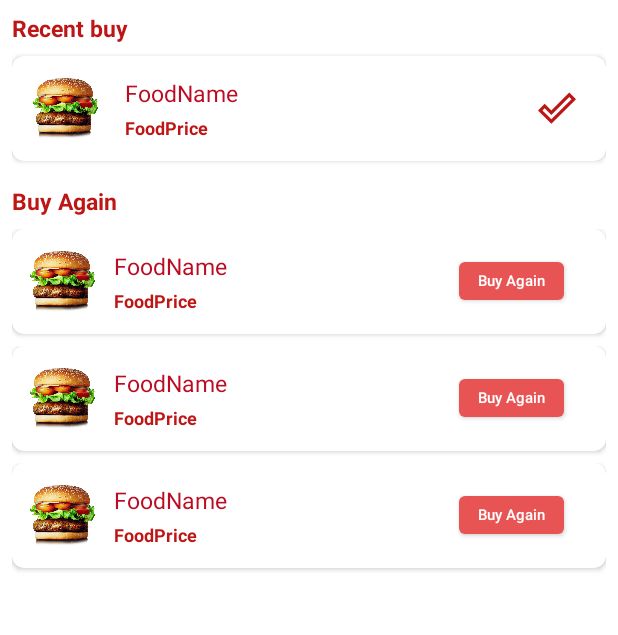
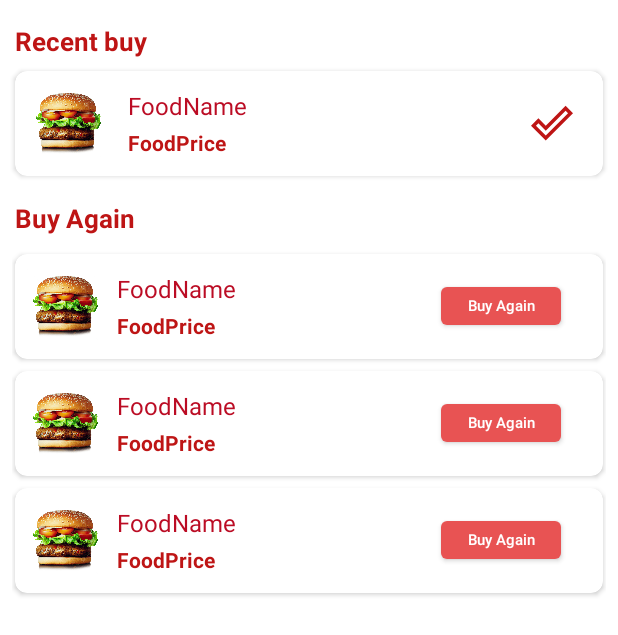
Before and after one commit to Pradeep912830/QuickBite, an Android app: the layout fragment_history.xml on its own in the app's theme, with its tools: preview values and no code run, on a phone screen of 412 x 824 dp. Shown: the top 635 px of the screen. Run offline under Robolectric (Android 15) with nearby library versions, the phone set to English and light mode, and no system bars.

Commit message:
make necessary changes

```diff
--- a/app/src/main/java/com/example/foodorderapp/Fragment/BottomSheetFragment.java
+++ b/app/src/main/java/com/example/foodorderapp/Fragment/BottomSheetFragment.java
@@ -38,6 +38,8 @@ public class BottomSheetFragment extends BottomSheetDialogFragment {
 
         RecyclerView recyclerView = view.findViewById(R.id.menuRecyclerView);
         backButton = view.findViewById(R.id.backButton);
+
+        backButton.setOnClickListener(v -> getDialog().onBackPressed());
 
 
 
--- a/app/src/main/java/com/example/foodorderapp/Fragment/HomeFragment.java
+++ b/app/src/main/java/com/example/foodorderapp/Fragment/HomeFragment.java
@@ -67,6 +67,10 @@ public class HomeFragment extends Fragment {
         slideModels.add(new SlideModel(R.drawable.food_two, ScaleTypes.FIT));
         slideModels.add(new SlideModel(R.drawable.food_three, ScaleTypes.FIT));
         slideModels.add(new SlideModel(R.drawable.food_four, ScaleTypes.FIT));
+        slideModels.add(new SlideModel(R.drawable.food_one, ScaleTypes.FIT));
+        slideModels.add(new SlideModel(R.drawable.food_two, ScaleTypes.FIT));
+        slideModels.add(new SlideModel(R.drawable.food_three, ScaleTypes.FIT));
+        slideModels.add(new SlideModel(R.drawable.food_four, ScaleTypes.FIT));
         imageSlider.setImageList(slideModels);
 
         imageSlider.setItemClickListener(new ItemClickListener() {
--- a/app/src/main/res/layout/activity_main.xml
+++ b/app/src/main/res/layout/activity_main.xml
@@ -47,7 +47,8 @@
       app:layout_constraintStart_toEndOf="@+id/textView"
       app:layout_constraintTop_toTopOf="@+id/textView"
       app:layout_constraintVertical_bias="0.466"
-      app:srcCompat="@drawable/bell" />
+      app:srcCompat="@drawable/bell"
+      app:tint="#05ED0E" />
 
   <fragment
       android:id="@+id/fragmentContainerView"
--- a/app/src/main/res/layout/buy_again_layout.xml
+++ b/app/src/main/res/layout/buy_again_layout.xml
@@ -9,8 +9,11 @@
     <androidx.cardview.widget.CardView
         android:layout_width="match_parent"
         android:layout_height="70dp"
-        android:elevation="5dp"
-        android:layout_marginBottom="8dp"
+        android:elevation="8dp"
+        android:layout_marginLeft="2dp"
+        android:layout_marginRight="2dp"
+        android:layout_marginTop="4dp"
+        android:layout_marginBottom="4dp"
         app:cardCornerRadius="8dp">
 
         <LinearLayout
@@ -41,14 +44,14 @@
                     android:layout_height="wrap_content"
                     android:text="FoodName"
                     android:textColor="@color/mainLight"
-                    android:textSize="15sp" />
+                    android:textSize="16sp" />
 
                 <TextView
                     android:id="@+id/buy_again_foodPrice"
                     android:layout_width="wrap_content"
                     android:layout_height="wrap_content"
                     android:text="FoodPrice"
-                    android:textSize="12sp"
+                    android:textSize="14sp"
                     android:textStyle="bold"
                     android:layout_marginTop="4dp"
                     android:textColor="@color/mainDark" />
@@ -56,7 +59,7 @@
 
             <androidx.appcompat.widget.AppCompatButton
                 android:id="@+id/buy_again_button"
-                android:layout_width="70dp"
+                android:layout_width="80dp"
                 android:layout_height="25dp"
                 android:layout_gravity="center"
                 android:text="Buy Again"
--- a/app/src/main/res/layout/cart_item_view.xml
+++ b/app/src/main/res/layout/cart_item_view.xml
@@ -1,5 +1,6 @@
 <?xml version="1.0" encoding="utf-8"?>
 <LinearLayout xmlns:android="http://schemas.android.com/apk/res/android"
+    xmlns:app="http://schemas.android.com/apk/res-auto"
     xmlns:tools="http://schemas.android.com/tools"
     android:layout_width="match_parent"
     android:layout_height="80dp"
@@ -77,7 +78,7 @@
                 android:src="@drawable/minus"
                 android:scaleType="center"
                 android:contentDescription="Decrease quantity"
-                />
+                app:tint="@color/white" />
 
             <TextView
                 android:id="@+id/food_quantity"
@@ -96,7 +97,7 @@
                 android:src="@drawable/baseline_add_24"
                 android:scaleType="center"
                 android:contentDescription="Increase quantity"
-                 />
+                app:tint="@color/white" />
         </LinearLayout>
 
 
--- a/app/src/main/res/layout/fragment_history.xml
+++ b/app/src/main/res/layout/fragment_history.xml
@@ -6,15 +6,16 @@
     android:layout_height="match_parent"
     android:background="@color/white"
     android:orientation="vertical"
-    tools:context=".Fragment.HistoryFragment"
-    android:padding="8dp">
+    tools:context=".Fragment.HistoryFragment">
 
     <TextView
         android:layout_width="wrap_content"
         android:layout_height="wrap_content"
         android:text="Recent buy"
-        android:textSize="15sp"
+        android:textSize="17sp"
         android:textStyle="bold"
+        android:layout_marginLeft="10dp"
+        android:layout_marginTop="15dp"
         android:textColor="@color/mainDark"/>
 
     <!-- Example of fixed content card -->
@@ -22,6 +23,8 @@
         android:layout_width="match_parent"
         android:layout_height="70dp"
         android:elevation="5dp"
+        android:layout_marginLeft="10dp"
+        android:layout_marginRight="10dp"
         android:layout_marginTop="8dp"
         app:cardCornerRadius="8dp">
 
@@ -52,22 +55,22 @@
                     android:layout_height="wrap_content"
                     android:text="FoodName"
                     android:textColor="@color/mainLight"
-                    android:textSize="15sp" />
+                    android:textSize="16sp" />
 
                 <TextView
                     android:id="@+id/history_foodPrice"
                     android:layout_width="wrap_content"
                     android:layout_height="wrap_content"
                     android:text="FoodPrice"
-                    android:textSize="12sp"
+                    android:textSize="14sp"
                     android:textStyle="bold"
                     android:layout_marginTop="4dp"
                     android:textColor="@color/mainDark" />
             </LinearLayout>
 
             <ImageView
-                android:layout_width="25dp"
-                android:layout_height="25dp"
+                android:layout_width="28dp"
+                android:layout_height="28dp"
                 android:layout_gravity="center"
                 android:layout_marginEnd="20dp"
                 android:src="@drawable/baseline_done_outline_24"
@@ -79,7 +82,9 @@
         android:layout_width="wrap_content"
         android:layout_height="wrap_content"
         android:text="Buy Again"
-        android:textSize="15sp"
+        android:layout_marginLeft="10dp"
+        android:layout_marginRight="10dp"
+        android:textSize="17sp"
         android:textStyle="bold"
         android:textColor="@color/mainDark"
         android:layout_marginTop="16dp"/>
@@ -89,6 +94,8 @@
         android:layout_width="match_parent"
         android:layout_height="0dp"
         android:layout_marginTop="8dp"
+        android:layout_marginLeft="8dp"
+        android:layout_marginRight="8dp"
         android:layout_weight="1"
         android:clipToPadding="false"
         android:paddingBottom="8dp"
```
Also changed, not shown: app/src/main/res/layout/fragment_home.xml (+11 -5 lines), app/src/main/res/layout/fragment_profile.xml (+10 -10 lines), app/src/main/res/layout/popular_items.xml (+5 -4 lines).
